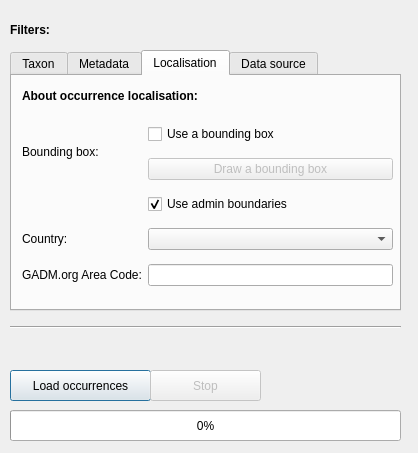
The window that qgis_occurrences_dialog_base.ui (BelgianBiodiversityPlatform/qgis-gbif-api) describes before a commit, drawn with Qt 5.
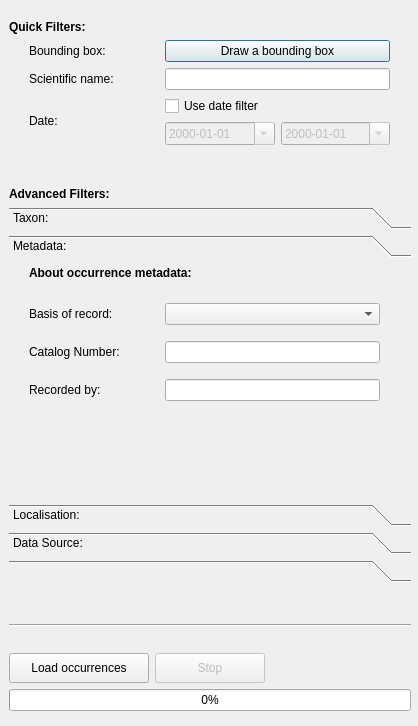
The same window after the commit. The open tabs and pages were chosen to show the change. Custom widgets are drawn as their Qt base class.

Commit message: ui modification for a quick search part and a advanced search part

The edit to the form file:
```diff
--- a/qgis_occurrences_dialog_base.ui
+++ b/qgis_occurrences_dialog_base.ui
@@ -7,72 +7,36 @@
     <x>0</x>
     <y>0</y>
     <width>418</width>
+    <height>726</height>
+   </rect>
+  </property>
+  <property name="minimumSize">
+   <size>
+    <width>418</width>
     <height>453</height>
-   </rect>
+   </size>
+  </property>
+  <property name="maximumSize">
+   <size>
+    <width>418</width>
+    <height>99999</height>
+   </size>
   </property>
   <property name="windowTitle">
    <string>GBIF Occurrences</string>
   </property>
-  <widget class="QProgressBar" name="progressBar">
+  <widget class="QWidget" name="verticalLayoutWidget">
    <property name="geometry">
     <rect>
-     <x>10</x>
-     <y>410</y>
-     <width>391</width>
-     <height>31</height>
-    </rect>
-   </property>
-   <property name="value">
-    <number>0</number>
-   </property>
-  </widget>
-  <widget class="QPushButton" name="loadButton">
-   <property name="geometry">
-    <rect>
-     <x>10</x>
-     <y>370</y>
-     <width>141</width>
-     <height>31</height>
-    </rect>
-   </property>
-   <property name="text">
-    <string>Load occurrences</string>
-   </property>
-   <property name="shortcut">
-    <string>Return</string>
-   </property>
-   <property name="checkable">
-    <bool>false</bool>
-   </property>
-   <property name="default">
-    <bool>false</bool>
-   </property>
-   <property name="flat">
-    <bool>false</bool>
-   </property>
-  </widget>
-  <widget class="Line" name="line">
-   <property name="geometry">
-    <rect>
-     <x>10</x>
-     <y>319</y>
-     <width>391</width>
-     <height>16</height>
-    </rect>
-   </property>
-   <property name="orientation">
-    <enum>Qt::Horizontal</enum>
-   </property>
-  </widget>
-  <widget class="QLabel" name="filtersLabel">
-   <property name="geometry">
-    <rect>
-     <x>10</x>
+     <x>9</x>
      <y>20</y>
-     <width>62</width>
-     <height>20</height>
+     <width>402</width>
+     <height>691</height>
     </rect>
    </property>
+   <layout class="QVBoxLayout" name="verticalLayout">
+    <item>
+     <widget class="QLabel" name="filtersLabel_2">
    <property name="font">
     <font>
      <family>Lucida Grande</family>
@@ -81,44 +45,214 @@
     </font>
    </property>
    <property name="text">
-    <string>Filters:</string>
-   </property>
-  </widget>
-  <widget class="QPushButton" name="stopButton">
+       <string>Quick Filters:</string>
+      </property>
+     </widget>
+    </item>
+    <item>
+     <layout class="QGridLayout" name="gridLayout_7">
+      <item row="2" column="2">
+       <layout class="QGridLayout" name="gridLayout_2">
+        <item row="1" column="1">
+         <widget class="QDateEdit" name="maxDateEdit">
    <property name="enabled">
     <bool>false</bool>
    </property>
-   <property name="geometry">
-    <rect>
-     <x>150</x>
-     <y>370</y>
-     <width>111</width>
-     <height>31</height>
-    </rect>
-   </property>
+          <property name="displayFormat">
+           <string>yyyy-MM-dd</string>
+          </property>
+          <property name="calendarPopup">
+           <bool>true</bool>
+          </property>
+         </widget>
+        </item>
+        <item row="1" column="0">
+         <widget class="QDateEdit" name="minDateEdit">
+          <property name="enabled">
+           <bool>false</bool>
+          </property>
+          <property name="displayFormat">
+           <string>yyyy-MM-dd</string>
+          </property>
+          <property name="calendarPopup">
+           <bool>true</bool>
+          </property>
+         </widget>
+        </item>
+        <item row="0" column="0" colspan="2">
+         <widget class="QCheckBox" name="dateCheckBox">
    <property name="text">
-    <string>Stop</string>
-   </property>
-  </widget>
-  <widget class="QTabWidget" name="tabWidget">
+           <string>Use date filter</string>
+          </property>
+          <property name="checked">
+           <bool>false</bool>
+          </property>
+         </widget>
+        </item>
+       </layout>
+      </item>
+      <item row="2" column="1">
+       <widget class="QLabel" name="yearLabel">
+        <property name="minimumSize">
+         <size>
+          <width>130</width>
+          <height>0</height>
+         </size>
+        </property>
+        <property name="text">
+         <string>Date:</string>
+        </property>
+       </widget>
+      </item>
+      <item row="1" column="1">
+       <widget class="QLabel" name="scientificNameLabel">
+        <property name="minimumSize">
+         <size>
+          <width>130</width>
+          <height>0</height>
+         </size>
+        </property>
+        <property name="text">
+         <string>Scientific name:</string>
+        </property>
+       </widget>
+      </item>
+      <item row="0" column="2">
+       <widget class="QPushButton" name="bboxButton">
    <property name="enabled">
     <bool>true</bool>
    </property>
-   <property name="geometry">
-    <rect>
-     <x>10</x>
-     <y>50</y>
-     <width>391</width>
-     <height>261</height>
-    </rect>
+        <property name="minimumSize">
+         <size>
+          <width>225</width>
+          <height>0</height>
+         </size>
+        </property>
+        <property name="text">
+         <string>Draw a bounding box</string>
+        </property>
+       </widget>
+      </item>
+      <item row="1" column="2">
+       <widget class="QLineEdit" name="scientificNameField"/>
+      </item>
+      <item row="0" column="1">
+       <widget class="QLabel" name="bboxLabel">
+        <property name="minimumSize">
+         <size>
+          <width>130</width>
+          <height>0</height>
+         </size>
+        </property>
+        <property name="text">
+         <string>Bounding box:</string>
+        </property>
+       </widget>
+      </item>
+      <item row="2" column="3">
+       <spacer name="horizontalSpacer_2">
+        <property name="orientation">
+         <enum>Qt::Horizontal</enum>
+        </property>
+        <property name="sizeHint" stdset="0">
+         <size>
+          <width>40</width>
+          <height>20</height>
+         </size>
+        </property>
+       </spacer>
+      </item>
+      <item row="2" column="0">
+       <spacer name="horizontalSpacer_3">
+        <property name="orientation">
+         <enum>Qt::Horizontal</enum>
+        </property>
+        <property name="sizeHint" stdset="0">
+         <size>
+          <width>40</width>
+          <height>20</height>
+         </size>
+        </property>
+       </spacer>
+      </item>
+     </layout>
+    </item>
+    <item>
+     <spacer name="verticalSpacer">
+      <property name="orientation">
+       <enum>Qt::Vertical</enum>
+      </property>
+      <property name="sizeHint" stdset="0">
+       <size>
+        <width>20</width>
+        <height>40</height>
+       </size>
+      </property>
+     </spacer>
+    </item>
+    <item>
+     <widget class="QLabel" name="filtersLabel">
+      <property name="font">
+       <font>
+        <family>Lucida Grande</family>
+        <weight>75</weight>
+        <bold>true</bold>
+       </font>
+      </property>
+      <property name="text">
+       <string>Advanced Filters:</string>
+      </property>
+     </widget>
+    </item>
+    <item>
+     <widget class="QToolBox" name="toolBox">
+      <property name="minimumSize">
+       <size>
+        <width>0</width>
+        <height>375</height>
+       </size>
+      </property>
+      <property name="maximumSize">
+       <size>
+        <width>16777215</width>
+        <height>375</height>
+       </size>
    </property>
    <property name="currentIndex">
-    <number>0</number>
-   </property>
-   <widget class="QWidget" name="tab">
-    <attribute name="title">
-     <string>Taxon</string>
-    </attribute>
+       <number>4</number>
+      </property>
+      <widget class="QWidget" name="page">
+       <property name="geometry">
+        <rect>
+         <x>0</x>
+         <y>0</y>
+         <width>400</width>
+         <height>220</height>
+        </rect>
+       </property>
+       <attribute name="label">
+        <string>Taxon:</string>
+       </attribute>
+       <widget class="QLabel" name="taxonLabel">
+        <property name="geometry">
+         <rect>
+          <x>20</x>
+          <y>0</y>
+          <width>370</width>
+          <height>20</height>
+         </rect>
+        </property>
+        <property name="font">
+         <font>
+          <family>Lucida Grande</family>
+          <weight>75</weight>
+          <bold>true</bold>
+         </font>
+        </property>
+        <property name="text">
+         <string>About occurrence taxon:</string>
+        </property>
+       </widget>
     <widget class="QWidget" name="gridLayoutWidget">
      <property name="geometry">
       <rect>
@@ -129,17 +263,7 @@
       </rect>
      </property>
      <layout class="QGridLayout" name="gridLayout_3">
-      <item row="0" column="1">
-       <widget class="QLineEdit" name="scientificNameField"/>
-      </item>
       <item row="0" column="0">
-       <widget class="QLabel" name="scientificNameLabel">
-        <property name="text">
-         <string>Scientific name:</string>
-        </property>
-       </widget>
-      </item>
-      <item row="1" column="0">
        <widget class="QLabel" name="taxonKeyLabel">
         <property name="text">
          <string>Taxon key:</string>
@@ -161,125 +285,84 @@
       </item>
      </layout>
     </widget>
-    <widget class="QLabel" name="taxonLabel">
+      </widget>
+      <widget class="QWidget" name="page_2">
      <property name="geometry">
       <rect>
-       <x>10</x>
-       <y>10</y>
-       <width>370</width>
-       <height>20</height>
-      </rect>
-     </property>
-     <property name="font">
-      <font>
-       <family>Lucida Grande</family>
-       <weight>75</weight>
-       <bold>true</bold>
-      </font>
-     </property>
-     <property name="text">
-      <string>About occurrence taxon:</string>
-     </property>
-    </widget>
-   </widget>
-   <widget class="QWidget" name="tab_3">
-    <attribute name="title">
-     <string>Metadata</string>
-    </attribute>
-    <widget class="QWidget" name="gridLayoutWidget_2">
+         <x>0</x>
+         <y>0</y>
+         <width>399</width>
+         <height>220</height>
+        </rect>
+       </property>
+       <attribute name="label">
+        <string>Metadata:</string>
+       </attribute>
+       <widget class="QWidget" name="gridLayoutWidget_5">
      <property name="geometry">
       <rect>
-       <x>10</x>
-       <y>40</y>
-       <width>371</width>
-       <height>184</height>
-      </rect>
-     </property>
-     <layout class="QGridLayout" name="gridLayout_4">
-      <item row="0" column="0">
-       <widget class="QLabel" name="basisLabel">
-        <property name="text">
-         <string>Basis of record:</string>
-        </property>
-       </widget>
-      </item>
-      <item row="0" column="2">
-       <widget class="QgsCheckableComboBox" name="basisComboBox"/>
-      </item>
-      <item row="2" column="2">
-       <widget class="QLineEdit" name="recordedByField"/>
+          <x>20</x>
+          <y>30</y>
+          <width>351</width>
+          <height>121</height>
+         </rect>
+        </property>
+        <layout class="QGridLayout" name="gridLayout_8">
+         <item row="1" column="2">
+          <widget class="QLineEdit" name="catalogNumberField"/>
       </item>
       <item row="2" column="0">
        <widget class="QLabel" name="recordedByLabel">
+           <property name="minimumSize">
+            <size>
+             <width>130</width>
+             <height>0</height>
+            </size>
+           </property>
         <property name="text">
          <string>Recorded by:</string>
         </property>
        </widget>
       </item>
-      <item row="1" column="2">
-       <widget class="QLineEdit" name="catalogNumberField"/>
+         <item row="0" column="2">
+          <widget class="QgsCheckableComboBox" name="basisComboBox"/>
       </item>
       <item row="1" column="0">
        <widget class="QLabel" name="catalogNumberLabel">
+           <property name="minimumSize">
+            <size>
+             <width>130</width>
+             <height>0</height>
+            </size>
+           </property>
         <property name="text">
          <string>Catalog Number:</string>
         </property>
        </widget>
       </item>
-      <item row="3" column="0">
-       <widget class="QLabel" name="yearLabel">
-        <property name="text">
-         <string>Date:</string>
-        </property>
-       </widget>
-      </item>
-      <item row="3" column="2">
-       <layout class="QGridLayout" name="gridLayout_2">
-        <item row="1" column="1">
-         <widget class="QDateEdit" name="maxDateEdit">
-          <property name="enabled">
-           <bool>false</bool>
-          </property>
-          <property name="displayFormat">
-           <string>yyyy-MM-dd</string>
-          </property>
-          <property name="calendarPopup">
-           <bool>true</bool>
-          </property>
-         </widget>
-        </item>
-        <item row="1" column="0">
-         <widget class="QDateEdit" name="minDateEdit">
-          <property name="enabled">
-           <bool>false</bool>
-          </property>
-          <property name="displayFormat">
-           <string>yyyy-MM-dd</string>
-          </property>
-          <property name="calendarPopup">
-           <bool>true</bool>
-          </property>
-         </widget>
-        </item>
-        <item row="0" column="0" colspan="2">
-         <widget class="QCheckBox" name="dateCheckBox">
+         <item row="0" column="0">
+          <widget class="QLabel" name="basisLabel">
+           <property name="minimumSize">
+            <size>
+             <width>130</width>
+             <height>0</height>
+            </size>
+           </property>
           <property name="text">
-           <string>Use date filter</string>
-          </property>
-          <property name="checked">
-           <bool>false</bool>
-          </property>
-         </widget>
-        </item>
-       </layout>
+            <string>Basis of record:</string>
+           </property>
+          </widget>
+         </item>
+         <item row="2" column="2">
+          <widget class="QLineEdit" name="recordedByField"/>
       </item>
      </layout>
     </widget>
     <widget class="QLabel" name="metadataLabel">
      <property name="geometry">
       <rect>
-       <x>10</x>
-       <y>10</y>
+          <x>20</x>
+          <y>0</y>
        <width>370</width>
        <height>20</height>
       </rect>
@@ -296,15 +379,15 @@
      </property>
     </widget>
    </widget>
-   <widget class="QWidget" name="tab_2">
-    <attribute name="title">
-     <string>Localisation</string>
+      <widget class="QWidget" name="page_3">
+       <attribute name="label">
+        <string>Localisation:</string>
     </attribute>
     <widget class="QLabel" name="localisationLabel">
      <property name="geometry">
       <rect>
-       <x>10</x>
-       <y>10</y>
+          <x>20</x>
+          <y>0</y>
        <width>370</width>
        <height>20</height>
       </rect>
@@ -323,28 +406,44 @@
     <widget class="QWidget" name="gridLayoutWidget_3">
      <property name="geometry">
       <rect>
-       <x>10</x>
-       <y>40</y>
-       <width>371</width>
-       <height>181</height>
-      </rect>
-     </property>
-     <layout class="QGridLayout" name="gridLayout_5">
-      <item row="3" column="0">
+          <x>20</x>
+          <y>30</y>
+          <width>351</width>
+          <height>161</height>
+         </rect>
+        </property>
+        <layout class="QGridLayout" name="gridLayout_9">
+         <item row="0" column="1">
+          <widget class="QCheckBox" name="bboxCheckBox">
+           <property name="text">
+            <string>Use a bounding box</string>
+           </property>
+           <property name="checked">
+            <bool>true</bool>
+           </property>
+          </widget>
+         </item>
+         <item row="2" column="0">
        <widget class="QLabel" name="countryLabel">
+           <property name="minimumSize">
+            <size>
+             <width>130</width>
+             <height>0</height>
+            </size>
+           </property>
         <property name="text">
          <string>Country:</string>
         </property>
        </widget>
       </item>
-      <item row="3" column="1">
+         <item row="2" column="1">
        <widget class="QComboBox" name="countryComboBox">
         <property name="enabled">
-         <bool>true</bool>
+            <bool>false</bool>
         </property>
        </widget>
       </item>
-      <item row="2" column="1">
+         <item row="1" column="1">
        <widget class="QCheckBox" name="boundariesCheckBox">
         <property name="enabled">
          <bool>true</bool>
@@ -356,63 +455,36 @@
          <bool>true</bool>
         </property>
         <property name="checked">
-         <bool>true</bool>
-        </property>
-        <attribute name="buttonGroup">
-         <string notr="true">localisationButtonGroup</string>
-        </attribute>
-       </widget>
-      </item>
-      <item row="4" column="0">
+            <bool>false</bool>
+           </property>
+          </widget>
+         </item>
+         <item row="3" column="0">
        <widget class="QLabel" name="gadmGidLabel">
+           <property name="minimumSize">
+            <size>
+             <width>130</width>
+             <height>0</height>
+            </size>
+           </property>
         <property name="text">
          <string>GADM.org Area Code:</string>
         </property>
        </widget>
       </item>
-      <item row="4" column="1">
+         <item row="3" column="1">
        <widget class="QLineEdit" name="gadmGidField">
         <property name="enabled">
-         <bool>true</bool>
-        </property>
-       </widget>
-      </item>
-      <item row="1" column="1">
-       <widget class="QPushButton" name="bboxButton">
-        <property name="enabled">
          <bool>false</bool>
-        </property>
-        <property name="text">
-         <string>Draw a bounding box</string>
-        </property>
-       </widget>
-      </item>
-      <item row="0" column="1">
-       <widget class="QCheckBox" name="bboxCheckBox">
-        <property name="text">
-         <string>Use a bounding box</string>
-        </property>
-        <property name="checked">
-         <bool>false</bool>
-        </property>
-        <attribute name="buttonGroup">
-         <string notr="true">localisationButtonGroup</string>
-        </attribute>
-       </widget>
-      </item>
-      <item row="0" column="0" rowspan="2">
-       <widget class="QLabel" name="bboxLabel">
-        <property name="text">
-         <string>Bounding box:</string>
         </property>
        </widget>
       </item>
      </layout>
     </widget>
    </widget>
-   <widget class="QWidget" name="tab_4">
-    <attribute name="title">
-     <string>Data source</string>
+      <widget class="QWidget" name="page_4">
+       <attribute name="label">
+        <string>Data Source:</string>
     </attribute>
     <widget class="QLabel" name="dataSourceLabel">
      <property name="geometry">
@@ -501,19 +573,118 @@
      </layout>
     </widget>
    </widget>
-  </widget>
+      <widget class="QWidget" name="page_5">
+       <attribute name="label">
+        <string/>
+       </attribute>
+      </widget>
+     </widget>
+    </item>
+    <item>
+     <spacer name="verticalSpacer_2">
+      <property name="orientation">
+       <enum>Qt::Vertical</enum>
+      </property>
+      <property name="sizeHint" stdset="0">
+       <size>
+        <width>20</width>
+        <height>40</height>
+       </size>
+      </property>
+     </spacer>
+    </item>
+    <item>
+     <widget class="Line" name="line">
+      <property name="orientation">
+       <enum>Qt::Horizontal</enum>
+      </property>
+     </widget>
+    </item>
+    <item>
   <widget class="QLabel" name="loadingLabel">
-   <property name="geometry">
-    <rect>
-     <x>10</x>
-     <y>340</y>
-     <width>391</width>
-     <height>20</height>
-    </rect>
-   </property>
    <property name="text">
     <string/>
    </property>
+     </widget>
+    </item>
+    <item>
+     <layout class="QHBoxLayout" name="horizontalLayout">
+      <item>
+       <widget class="QPushButton" name="loadButton">
+        <property name="minimumSize">
+         <size>
+          <width>140</width>
+          <height>30</height>
+         </size>
+        </property>
+        <property name="maximumSize">
+         <size>
+          <width>140</width>
+          <height>30</height>
+         </size>
+        </property>
+        <property name="text">
+         <string>Load occurrences</string>
+        </property>
+        <property name="shortcut">
+         <string>Return</string>
+        </property>
+        <property name="checkable">
+         <bool>false</bool>
+        </property>
+        <property name="default">
+         <bool>false</bool>
+        </property>
+        <property name="flat">
+         <bool>false</bool>
+        </property>
+       </widget>
+      </item>
+      <item>
+       <widget class="QPushButton" name="stopButton">
+        <property name="enabled">
+         <bool>false</bool>
+        </property>
+        <property name="minimumSize">
+         <size>
+          <width>110</width>
+          <height>30</height>
+         </size>
+        </property>
+        <property name="maximumSize">
+         <size>
+          <width>110</width>
+          <height>30</height>
+         </size>
+        </property>
+        <property name="text">
+         <string>Stop</string>
+        </property>
+       </widget>
+      </item>
+      <item>
+       <spacer name="horizontalSpacer">
+        <property name="orientation">
+         <enum>Qt::Horizontal</enum>
+        </property>
+        <property name="sizeHint" stdset="0">
+         <size>
+          <width>20</width>
+          <height>20</height>
+         </size>
+        </property>
+       </spacer>
+      </item>
+     </layout>
+    </item>
+    <item>
+     <widget class="QProgressBar" name="progressBar">
+      <property name="value">
+       <number>0</number>
+      </property>
+     </widget>
+    </item>
+   </layout>
   </widget>
  </widget>
  <customwidgets>
```
Left out of the diff: 60 changed lines with no effect on the pictures. Lines whose indentation alone changed are shown as unchanged. The commit also changes 1 other file.
